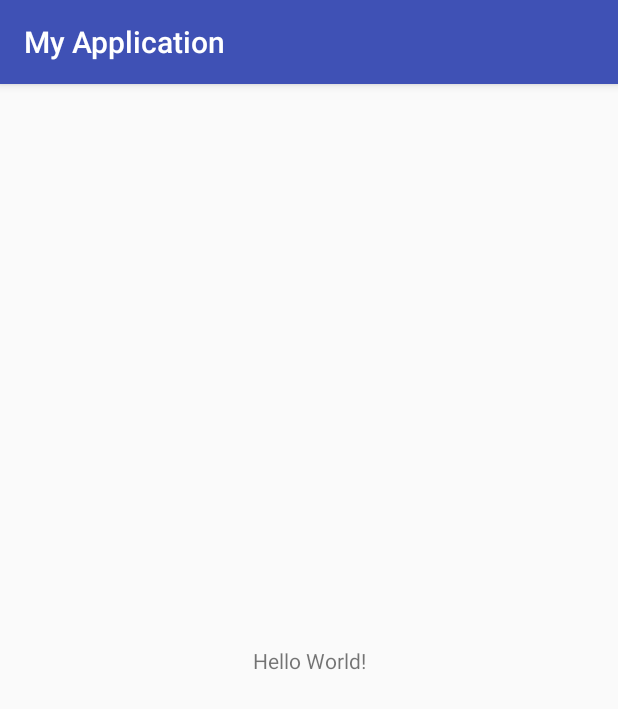
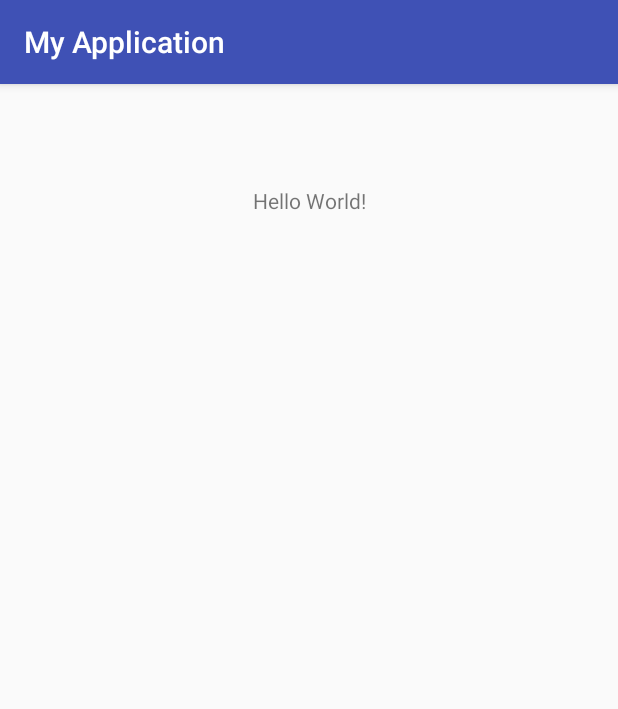
Before and after one commit to juduncan/cse455, an Android app: the screen it shows after launch (MainActivity), on a phone screen of 412 x 824 dp. Shown: the top 709 px of the screen. Run offline under Robolectric (Android 15) with nearby library versions, the phone set to English and light mode, and no system bars.

Commit message:
Initial Commit

```diff
--- a/app/src/main/java/com/example/justd/myapplication/MainActivity.java
+++ b/app/src/main/java/com/example/justd/myapplication/MainActivity.java
@@ -11,3 +11,4 @@ public class MainActivity extends AppCompatActivity {
         setContentView(R.layout.activity_main);
     }
 }
+//
--- a/app/src/main/res/layout/activity_main.xml
+++ b/app/src/main/res/layout/activity_main.xml
@@ -13,6 +13,7 @@
         app:layout_constraintBottom_toBottomOf="parent"
         app:layout_constraintLeft_toLeftOf="parent"
         app:layout_constraintRight_toRightOf="parent"
-        app:layout_constraintTop_toTopOf="parent" />
+        app:layout_constraintTop_toTopOf="parent"
+        app:layout_constraintVertical_bias="0.091" />
 
 </android.support.constraint.ConstraintLayout>
```
